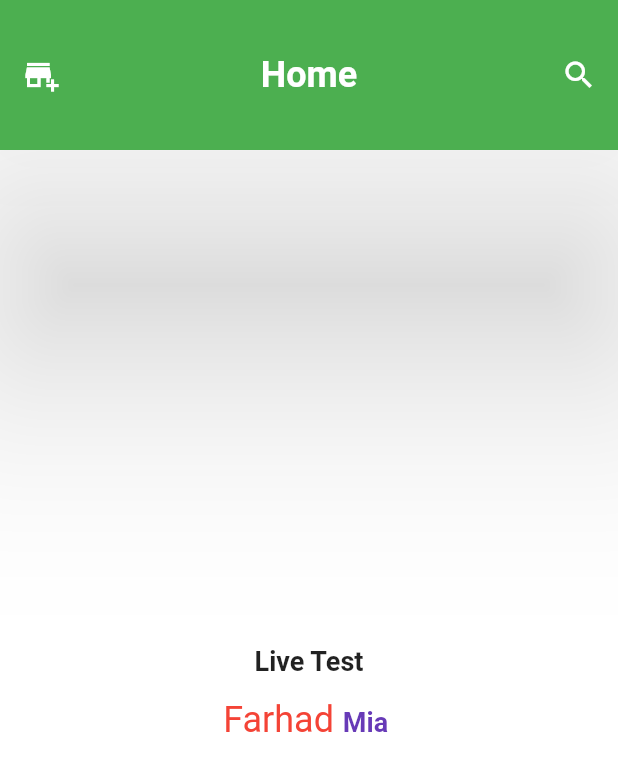
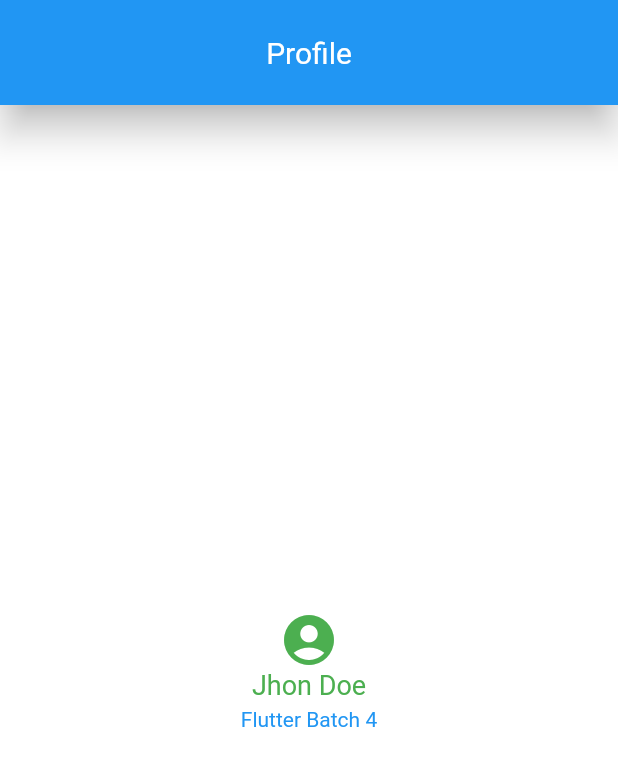
Before and after one commit to farhadcse7/farhadostad, a Flutter app: the screen it shows after launch, on a phone screen of 412 x 824 dp. Shown: the top 771 px of the screen. Run offline on Flutter 3.47's test engine with Material 2 defaults, Android fonts, the phone set to English and light mode, and no system bars.

Commit message:
live test september 10

```diff
--- a/lib/main.dart
+++ b/lib/main.dart
@@ -12,7 +12,7 @@ class MyApp extends StatelessWidget {
     return const MaterialApp(
       debugShowCheckedModeBanner: true,
       home: HomeScreen(),
-      title: 'Ostad app',
+      title: 'Profile App',
     );
   }
 }
@@ -25,56 +25,35 @@ class HomeScreen extends StatelessWidget {
     return Scaffold(
       backgroundColor: Colors.white,
       appBar: AppBar(
-        toolbarHeight: 100,
-        elevation: 70,
-        backgroundColor: Colors.green,
+        toolbarHeight: 70,
+        elevation: 10,
+        backgroundColor: Colors.blue,
         centerTitle: true,
-        title: const Text('Home',
-            style: TextStyle(fontWeight: FontWeight.w600, fontSize: 24)),
-        leading: const Icon(Icons.add_business),
-        actions: const [
-          Padding(
-            padding: EdgeInsets.all(14),
-            child: Icon(Icons.search),
-          )
-        ],
+        title: const Text('Profile',
+            style: TextStyle(fontWeight: FontWeight.w400, fontSize: 20)),
       ),
-      body: Center(
+      body: const Center(
         child: Column(
           mainAxisAlignment: MainAxisAlignment.center,
           children: [
-            const Text(
-              'Live Test',
+            Icon(
+              Icons.account_circle_rounded,
+              color: Colors.green,
+              size: 40,
+            ),
+            Text(
+              'Jhon Doe',
               style: TextStyle(
-                fontSize: 18.0,
-                fontWeight: FontWeight.bold,
-              ),
+                  fontSize: 18.0,
+                  fontWeight: FontWeight.normal,
+                  color: Colors.green),
             ),
-            const SizedBox(height: 15),
-            RichText(
-              text: const TextSpan(
-                style: TextStyle(
-                  fontSize: 18.0,
-                  color: Colors.black,
-                ),
-                children: [
-                  TextSpan(
-                    text: 'Farhad ',
-                    style: TextStyle(
-                      color: Colors.red,
-                      fontSize: 24,
-                    ),
-                  ),
-
-                  TextSpan(
-                    text: 'Mia ',
-                    style: TextStyle(
-                      color: Colors.deepPurple,
-                      fontWeight: FontWeight.w600,
-                    ),
-                  ),
-
-                ],
+            SizedBox(height: 4),
+            Text(
+              'Flutter Batch 4',
+              style: TextStyle(
+                color: Colors.blue,
+                fontSize: 14,
               ),
             ),
           ],
--- a/pubspec.yaml
+++ b/pubspec.yaml
@@ -59,8 +59,8 @@ flutter:
   uses-material-design: true
 
   # To add assets to your application, add an assets section, like this:
-  # assets:
-  #   - images/a_dot_burr.jpeg
+  assets:
+     - images/
   #   - images/a_dot_ham.jpeg
 
   # An image asset can refer to one or more resolution-specific "variants", see
```
Also changed, not shown: images/flowers.jpg (added).
